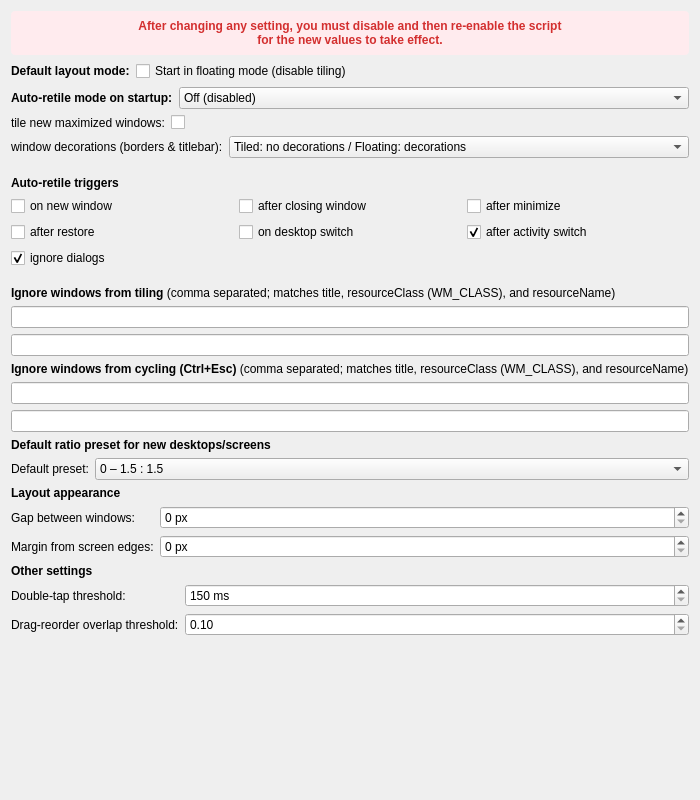
Old version of the form src/contents/ui/config.ui in the repository mtriam/KLeftHandTiler.
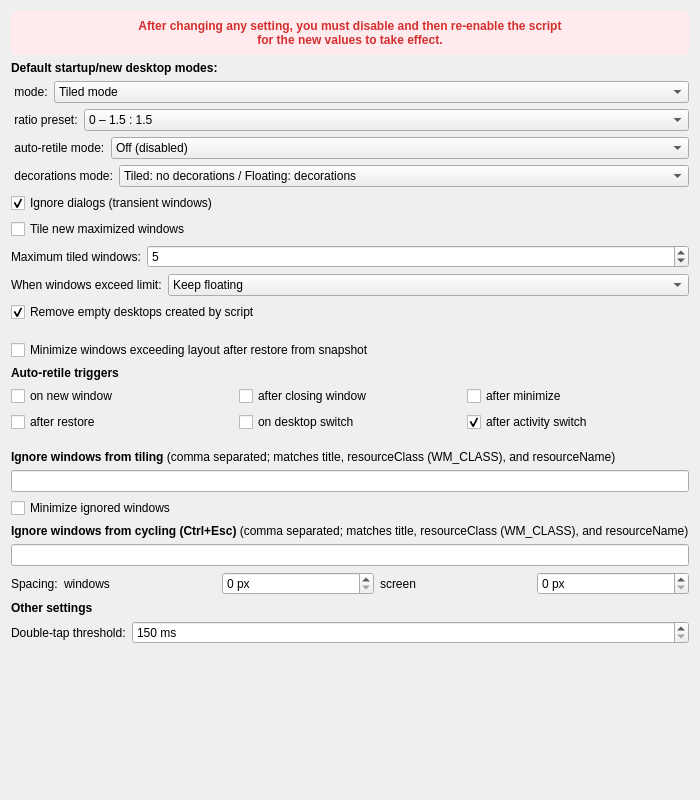
New version of the form.

Commit message: Release v2.3: multi-monitor + snapshots + rotation

Patch:
```diff
--- a/src/contents/ui/config.ui
+++ b/src/contents/ui/config.ui
@@ -25,20 +25,39 @@
                     </property>
                 </widget>
             </item>
-            <!-- Default layout mode -->
+            <!-- Startup/new desktop defaults (Ctrl+Shift+F1..F4) -->
+            <item>
+                <widget class="QLabel">
+                    <property name="text">
+                        <string>&lt;b&gt;Default startup/new desktop modes:&lt;/b&gt;</string>
+                    </property>
+                </widget>
+            </item>
             <item>
                 <layout class="QFormLayout">
                     <item row="0" column="0">
                         <widget class="QLabel">
                             <property name="text">
-                                <string>&lt;b&gt;Default layout mode:&lt;/b&gt;</string>
+                                <string> mode:</string>
                             </property>
                         </widget>
                     </item>
                     <item row="0" column="1">
-                        <widget class="QCheckBox" name="kcfg_allFloating">
+                        <widget class="QComboBox" name="kcfg_defaultDesktopMode">
+                            <item><property name="text"><string>Tiled mode</string></property></item>
+                            <item><property name="text"><string>KWin tiling mode</string></property></item>
+                            <item><property name="text"><string>Float all windows</string></property></item>
+                            <item><property name="text"><string>Maximize all windows</string></property></item>
+                        </widget>
+                    </item>
+                </layout>
+            </item>
+            <item>
+                <layout class="QFormLayout">
+                    <item row="0" column="0">
+                        <widget class="QLabel">
                             <property name="text">
-                                <string>Start in floating mode (disable tiling)</string>
+                                <string> ratio preset:</string>
                             </property>
                             <property name="toolTip">
                                 <string>If enabled, all workspaces will start in floating mode.
@@ -47,6 +66,15 @@
                             </property>
                         </widget>
                     </item>
+                    <item row="0" column="1">
+                        <widget class="QComboBox" name="kcfg_defaultPresetIndex">
+                            <property name="currentIndex"><number>0</number></property>
+                            <item><property name="text"><string>0 – 1.5 : 1.5</string></property></item>
+                            <item><property name="text"><string>1 – 2.0 : 2.0</string></property></item>
+                            <item><property name="text"><string>2 – 3.0 : 3.0</string></property></item>
+                            <item><property name="text"><string>3 – 1.0 : 1.0</string></property></item>
+                        </widget>
+                    </item>
                 </layout>
             </item>
 
@@ -56,7 +84,7 @@
                     <item row="0" column="0">
                         <widget class="QLabel">
                             <property name="text">
-                                <string>&lt;b&gt;Auto-retile mode on startup:&lt;/b&gt;</string>
+                                <string> auto-retile mode:</string>
                             </property>
                         </widget>
                     </item>
@@ -70,36 +98,13 @@
                 </layout>
             </item>
 
-            <!-- tileEvenIfNewMaximized -->
-            <item>
-                <layout class="QFormLayout">
-                    <item row="0" column="0">
-                        <widget class="QLabel">
-                            <property name="text">
-                                <string>tile new maximized windows:</string>
-                            </property>
-                        </widget>
-                    </item>
-                    <item row="0" column="1">
-                        <widget class="QCheckBox" name="kcfg_tileEvenIfNewMaximized">
-                            <property name="toolTip">
-                                <string>If enabled, newly opened windows will be tiled even if they start maximized.
-
-                                    Only applies in "tiled-only" mode.
-                                    In "always" mode, this setting has no effect.</string>
-                            </property>
-                        </widget>
-                    </item>
-                </layout>
-            </item>
-
             <!-- window decorations -->
             <item>
                 <layout class="QFormLayout">
                     <item row="0" column="0">
                         <widget class="QLabel">
                             <property name="text">
-                                <string>window decorations (borders &amp; titlebar):</string>
+                                <string> decorations mode:</string>
                             </property>
                         </widget>
                     </item>
@@ -112,7 +117,84 @@
                     </item>
                 </layout>
             </item>
+            <item>
+                <widget class="QCheckBox" name="kcfg_ignoreTransientWindows">
+                    <property name="text">
+                        <string>Ignore dialogs (transient windows)</string>
+                    </property>
+                    <property name="toolTip">
+                        <string>If enabled, dialog and transient windows will not be tiled or affect layout.</string>
+                    </property>
+                    <property name="checked">
+                        <bool>true</bool>
+                    </property>
+                </widget>
+            </item>
 
+            <!-- tileEvenIfNewMaximized -->
+            <item>
+                <widget class="QCheckBox" name="kcfg_tileEvenIfNewMaximized">
+                    <property name="text">
+                        <string>Tile new maximized windows</string>
+                    </property>
+                    <property name="toolTip">
+                        <string>If enabled, newly opened windows will be tiled even if they start maximized.
+
+                            Only applies in "tiled-only" mode.
+                            In "always" mode, this setting has no effect.</string>
+                    </property>
+                </widget>
+            </item>
+
+            <!-- Maximum tiled windows -->
+            <item>
+                <layout class="QFormLayout">
+                    <item row="0" column="0">
+                        <widget class="QLabel">
+                            <property name="text">
+                                <string>Maximum tiled windows:</string>
+                            </property>
+                        </widget>
+                    </item>
+                    <item row="0" column="1">
+                        <widget class="QSpinBox" name="kcfg_maxWindows">
+                            <property name="minimum"><number>1</number></property>
+                            <property name="maximum"><number>30</number></property>
+                            <property name="value"><number>5</number></property>
+                        </widget>
+                    </item>
+                </layout>
+            </item>
+            <!-- Overflow behavior -->
+            <item>
+                <layout class="QFormLayout">
+                    <item row="0" column="0">
+                        <widget class="QLabel">
+                            <property name="text">
+                                <string>When windows exceed limit:</string>
+                            </property>
+                        </widget>
+                    </item>
+                    <item row="0" column="1">
+                        <widget class="QComboBox" name="kcfg_overflowBehavior">
+                            <item><property name="text"><string>Keep floating</string></property></item>
+                            <item><property name="text"><string>Smart move to least busy desktop (or next available/new)</string></property></item>
+                            <item><property name="text"><string>Smart move to least busy desktop (forward only)</string></property></item>
+                            <item><property name="text"><string>Move to empty desktop (or create new)</string></property></item>
+                        </widget>
+                    </item>
+                </layout>
+            </item>
+            <item>
+                <widget class="QCheckBox" name="kcfg_autoRemoveEmptyDesktops">
+                    <property name="text">
+                        <string>Remove empty desktops created by script</string>
+                    </property>
+                    <property name="checked">
+                        <bool>true</bool>
+                    </property>
+                </widget>
+            </item>
             <item>
                 <spacer name="smallSpacer1">
                     <property name="orientation"><enum>Qt::Vertical</enum></property>
@@ -122,6 +204,16 @@
                     </property>
                 </spacer>
             </item>
+            <item>
+                <widget class="QCheckBox" name="kcfg_minimizeSnapshotOverflow">
+                    <property name="text">
+                        <string>Minimize windows exceeding layout after restore from snapshot</string>
+                    </property>
+                    <property name="toolTip">
+                        <string>If enabled, windows that exceed the maximum layout after restoring from snapshot will be minimized.</string>
+                    </property>
+                </widget>
+            </item>
 
             <!-- Auto-retile triggers -->
             <item>
@@ -174,13 +266,7 @@
                         </widget>
                     </item>
 
-                    <!-- ROW 2 -->
-                    <item row="2" column="0">
-                        <widget class="QCheckBox" name="kcfg_ignoreTransientWindows">
-                            <property name="text"><string>ignore dialogs</string></property>
-                            <property name="checked"><bool>true</bool></property>
-                        </widget>
-                    </item>
+
 
                 </layout>
             </item>
@@ -202,14 +288,21 @@
                     </property>
                 </widget>
             </item>
-
             <item>
                 <layout class="QVBoxLayout">
                     <item><widget class="QLineEdit" name="kcfg_ignoreWordsTiling1"/></item>
-                    <item><widget class="QLineEdit" name="kcfg_ignoreWordsTiling2"/></item>
                 </layout>
             </item>
-
+            <item>
+                <widget class="QCheckBox" name="kcfg_minimizeIgnoredWindows">
+                    <property name="text">
+                        <string>Minimize ignored windows</string>
+                    </property>
+                    <property name="toolTip">
+                        <string>If enabled, ignored windows are minimized. If disabled, they remain visible and are not affected.</string>
+                    </property>
+                </widget>
+            </item>
             <item>
                 <widget class="QLabel">
                     <property name="text">
@@ -217,70 +310,60 @@
                     </property>
                 </widget>
             </item>
-
             <item>
                 <layout class="QVBoxLayout">
                     <item><widget class="QLineEdit" name="kcfg_ignoreWordsCycling1"/></item>
-                    <item><widget class="QLineEdit" name="kcfg_ignoreWordsCycling2"/></item>
-                </layout>
-            </item>
-
-            <!-- Default ratio preset -->
-            <item>
-                <widget class="QLabel">
-                    <property name="text">
-                        <string>&lt;b&gt;Default ratio preset for new desktops/screens&lt;/b&gt;</string>
-                    </property>
-                </widget>
-            </item>
-
-            <item>
-                <layout class="QFormLayout">
-                    <item row="0" column="0">
-                        <widget class="QLabel"><property name="text"><string>Default preset:</string></property></widget>
-                    </item>
-                    <item row="0" column="1">
-                        <widget class="QComboBox" name="kcfg_defaultPresetIndex">
-                            <property name="currentIndex"><number>0</number></property>
-                            <item><property name="text"><string>0 – 1.5 : 1.5</string></property></item>
-                            <item><property name="text"><string>1 – 2.0 : 2.0</string></property></item>
-                            <item><property name="text"><string>2 – 3.0 : 3.0</string></property></item>
-                            <item><property name="text"><string>3 – 1.0 : 1.0</string></property></item>
-                        </widget>
-                    </item>
                 </layout>
             </item>
 
             <!-- Layout appearance -->
-            <item>
-                <widget class="QLabel">
-                    <property name="text">
-                        <string>&lt;b&gt;Layout appearance&lt;/b&gt;</string>
-                    </property>
-                </widget>
-            </item>
 
             <item>
                 <layout class="QFormLayout">
                     <item row="0" column="0">
-                        <widget class="QLabel"><property name="text"><string>Gap between windows:</string></property></widget>
+                        <widget class="QLabel">
+                            <property name="text">
+                                <string>Spacing:</string>
+                            </property>
+                        </widget>
                     </item>
+
                     <item row="0" column="1">
-                        <widget class="QSpinBox" name="kcfg_gapBetweenWindows">
-                            <property name="minimum"><number>0</number></property>
-                            <property name="maximum"><number>64</number></property>
-                            <property name="suffix"><string> px</string></property>
-                        </widget>
-                    </item>
-                    <item row="1" column="0">
-                        <widget class="QLabel"><property name="text"><string>Margin from screen edges:</string></property></widget>
-                    </item>
-                    <item row="1" column="1">
-                        <widget class="QSpinBox" name="kcfg_screenMargin">
-                            <property name="minimum"><number>0</number></property>
-                            <property name="maximum"><number>80</number></property>
-                            <property name="suffix"><string> px</string></property>
-                        </widget>
+                        <layout class="QHBoxLayout">
+
+                            <item>
+                                <widget class="QLabel">
+                                    <property name="text">
+                                        <string>windows</string>
+                                    </property>
+                                </widget>
+                            </item>
+
+                            <item>
+                                <widget class="QSpinBox" name="kcfg_gapBetweenWindows">
+                                    <property name="minimum"><number>0</number></property>
+                                    <property name="maximum"><number>64</number></property>
+                                    <property name="suffix"><string> px</string></property>
+                                </widget>
+                            </item>
+
+                            <item>
+                                <widget class="QLabel">
+                                    <property name="text">
+                                        <string>screen</string>
+                                    </property>
+                                </widget>
+                            </item>
+
+                            <item>
+                                <widget class="QSpinBox" name="kcfg_screenMargin">
+                                    <property name="minimum"><number>0</number></property>
+                                    <property name="maximum"><number>80</number></property>
+                                    <property name="suffix"><string> px</string></property>
+                                </widget>
+                            </item>
+
+                        </layout>
                     </item>
                 </layout>
             </item>
@@ -306,17 +389,6 @@
                             <property name="suffix"><string> ms</string></property>
                         </widget>
                     </item>
-                    <item row="1" column="0">
-                        <widget class="QLabel"><property name="text"><string>Drag-reorder overlap threshold:</string></property></widget>
-                    </item>
-                    <item row="1" column="1">
-                        <widget class="QDoubleSpinBox" name="kcfg_reorderSlotThreshold">
-                            <property name="decimals"><number>2</number></property>
-                            <property name="minimum"><double>0.1</double></property>
-                            <property name="maximum"><double>0.8</double></property>
-                            <property name="singleStep"><double>0.05</double></property>
-                        </widget>
-                    </item>
                 </layout>
             </item>
 
@@ -324,7 +396,7 @@
                 <spacer name="verticalSpacer">
                     <property name="orientation"><enum>Qt::Vertical</enum></property>
                     <property name="sizeHint" stdset="0">
-                        <size><width>20</width><height>40</height></size>
+                        <size><width>5</width><height>40</height></size>
                     </property>
                 </spacer>
             </item>
```
Left out of the diff: 7 changed lines with no effect on the pictures. The commit also changes 5 other files.
